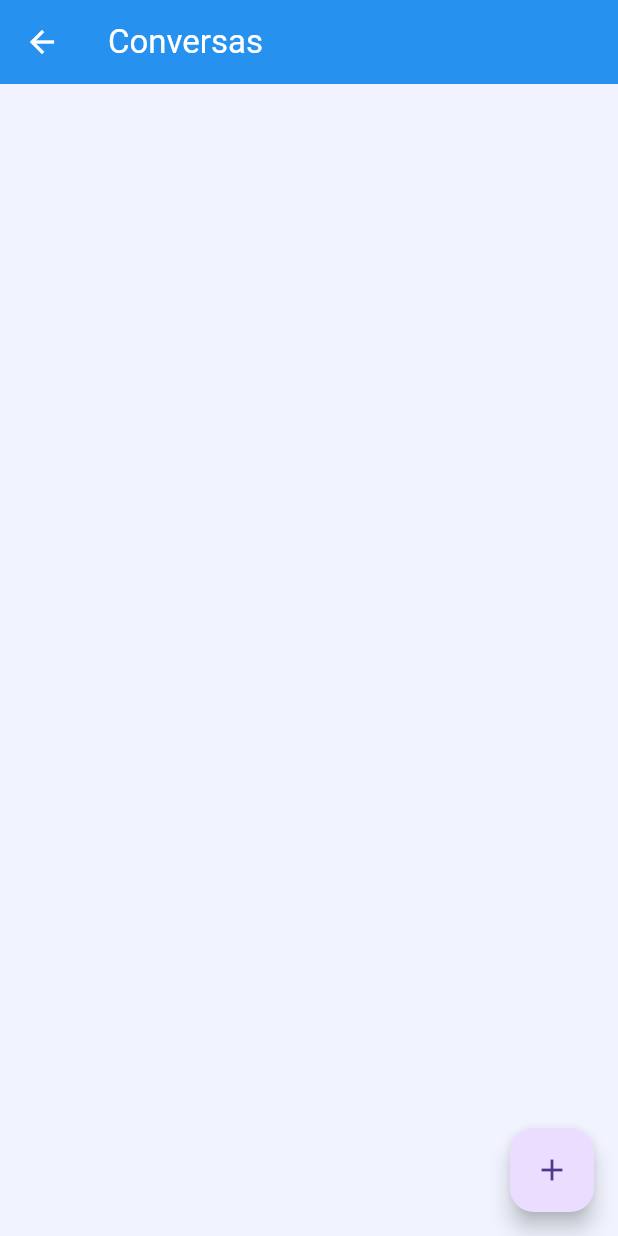
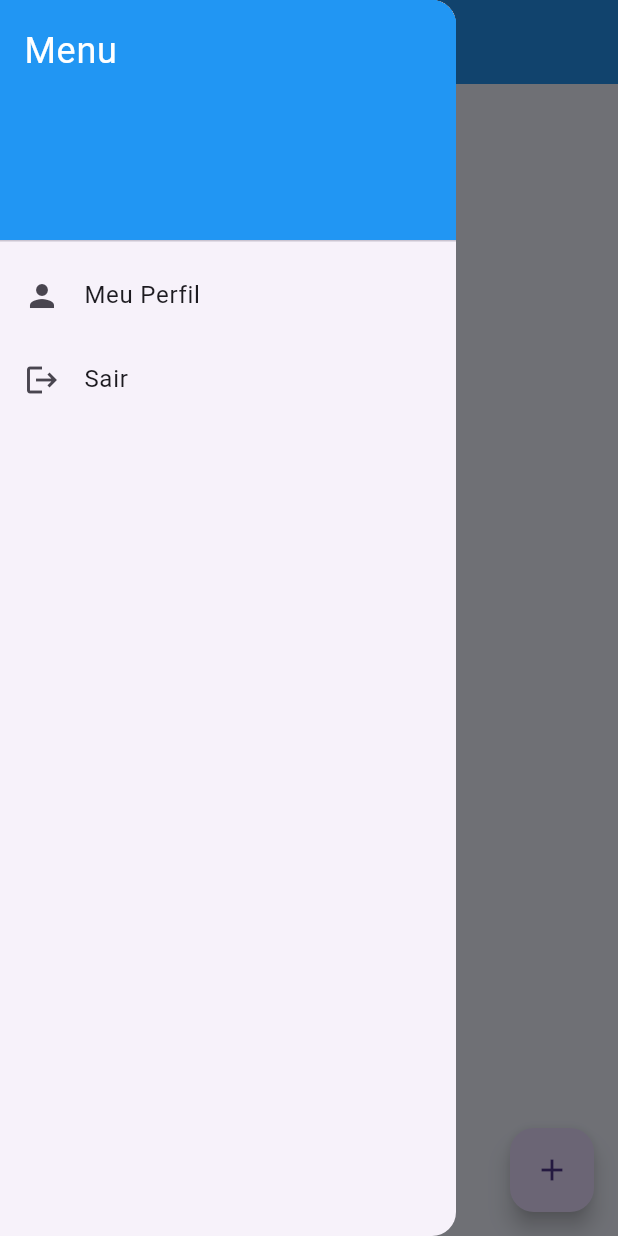
Before and after one commit to Ranchoneetoo26/Chat_App_Flutter_Supabase, a Flutter app: the ConversationsPage screen opened directly, with the side drawer open (before the commit the screen has no drawer), on a phone screen of 412 x 824 dp. Run offline on Flutter 3.47's test engine with Material 3 defaults, Android fonts, the phone set to English and light mode, and no system bars; our stand-ins replace file_picker, supabase_flutter; accounts and stored records are empty.

Commit message:
feat: corrigindo bugs

```diff
--- a/src/lib/ui/pages/conversations_page.dart
+++ b/src/lib/ui/pages/conversations_page.dart
@@ -2,6 +2,7 @@ import 'package:flutter/material.dart';
 import 'dart:async';
 import 'package:supabase_flutter/supabase_flutter.dart';
 import 'chat_page.dart';
+import 'profile_page.dart';
 
 class ConversationsPage extends StatefulWidget {
   const ConversationsPage({super.key});
@@ -120,6 +121,39 @@ class _ConversationsPageState extends State<ConversationsPage> {
   Widget build(BuildContext context) {
     return Scaffold(
       appBar: AppBar(title: const Text('Conversas')),
+      drawer: Drawer(
+        child: ListView(
+          padding: EdgeInsets.zero,
+          children: <Widget>[
+            const DrawerHeader(
+              decoration: BoxDecoration(color: Colors.blue),
+              child: Text(
+                'Menu',
+                style: TextStyle(color: Colors.white, fontSize: 24),
+              ),
+            ),
+            ListTile(
+              leading: const Icon(Icons.person),
+              title: const Text('Meu Perfil'),
+              onTap: () {
+                Navigator.pop(context); // Fecha o Drawer
+                Navigator.of(context).push(
+                  MaterialPageRoute(builder: (context) => const ProfilePage()),
+                );
+              },
+            ),
+            ListTile(
+              leading: const Icon(Icons.logout),
+              title: const Text('Sair'),
+              onTap: () async {
+                Navigator.pop(context); // Fecha o Drawer
+                await sup.auth.signOut();
+                // O main.dart cuida do redirecionamento
+              },
+            ),
+          ],
+        ),
+      ),
       body: RefreshIndicator(
         onRefresh: _loadConversations,
         child: _loading
```
Also changed, not shown: src/lib/main.dart (+8 -7 lines), src/lib/ui/pages/profile_page.dart (+8 -9 lines).
